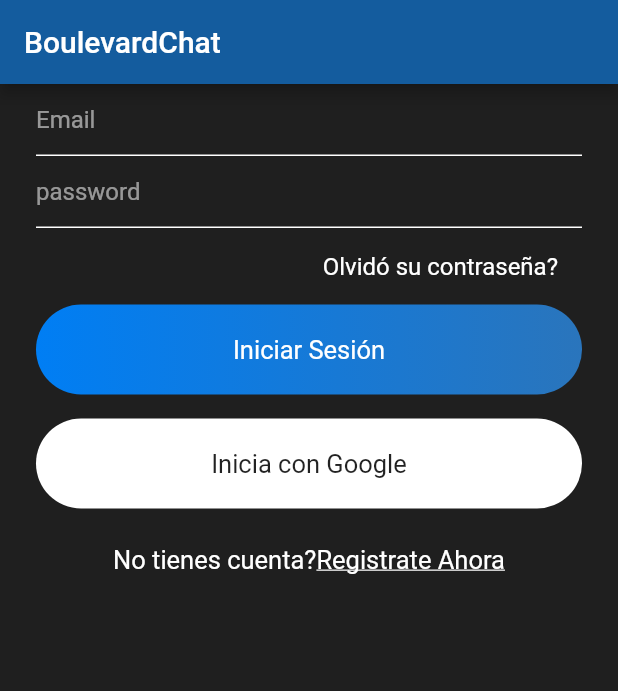
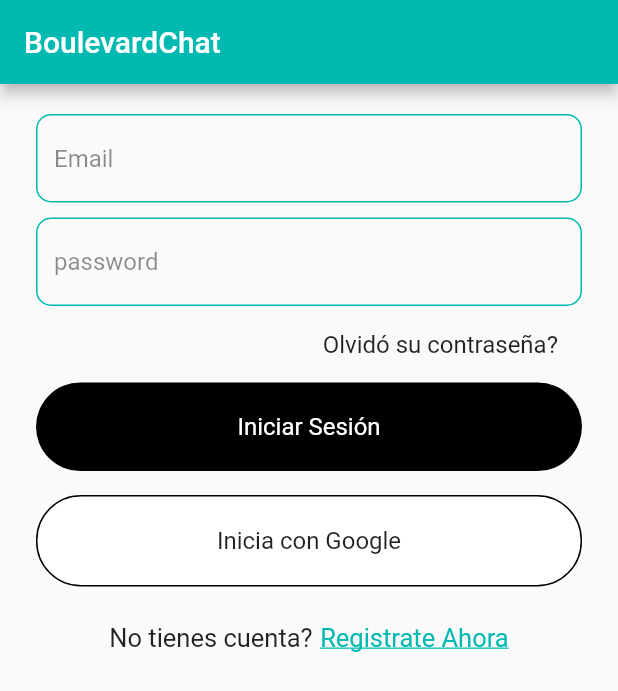
Before and after one commit to darevalo8/boulevardChat, a Flutter app: the screen it shows after launch, on a phone screen of 412 x 824 dp. Shown: the top 691 px of the screen. Run offline on Flutter 3.47's test engine with Material 2 defaults, Android fonts, the light colour scheme and no system bars; our stand-ins replace cloud_firestore, firebase_auth, firebase_core, shared_preferences; accounts and stored records are empty.

Commit message:
Diseño actualizado

```diff
--- a/lib/main.dart
+++ b/lib/main.dart
@@ -1,6 +1,7 @@
 import 'package:boulevard/src/helpers/authenticate.dart';
 import 'package:boulevard/src/helpers/helper_functions.dart';
 import 'package:boulevard/src/pages/chat_rooms_screen.dart';
+import 'package:boulevard/src/pages/signin.dart';
 import 'package:boulevard/src/routes/routes.dart';
 import 'package:firebase_core/firebase_core.dart';
 import 'package:flutter/material.dart';
@@ -39,12 +40,19 @@ class _MyAppState extends State<MyApp> {
     return MaterialApp(
       debugShowCheckedModeBanner: false,
       title: 'Boulevard',
-      theme: ThemeData(
-        primaryColor: Color(0xff145C9E),
-        scaffoldBackgroundColor: Color(0xff1F1F1F),
-        primarySwatch: Colors.blue,
-        visualDensity: VisualDensity.adaptivePlatformDensity,
+      theme: ThemeData.light().copyWith(
+        primaryColor: Color(0xff00b9b0),
+        accentColor: Color(0xff00b9b0),
       ),
+      // theme: ThemeData(
+      //   primaryColor: Color(0xff145C9E),
+      //   scaffoldBackgroundColor: Color(0xff1F1F1F),
+      //   primarySwatch: Colors.blue,
+      //   visualDensity: VisualDensity.adaptivePlatformDensity,
+      // ),
+
+      // home: SignIn(),
+
       home: userIsLoggedIn != null
           ? userIsLoggedIn ? ChatRooms() : AuthenticateHelper()
           : Container(
@@ -52,6 +60,7 @@ class _MyAppState extends State<MyApp> {
                 child: AuthenticateHelper(),
               ),
             ),
+
       // initialRoute: this.defaultHome,
       routes: applicationRoutes(),
     );
--- a/lib/src/pages/signin.dart
+++ b/lib/src/pages/signin.dart
@@ -70,6 +70,7 @@ class _SignInState extends State<SignIn> {
                   key: formKey,
                   child: Column(
                     children: [
+                      SizedBox(height: 20),
                       TextFormField(
                         validator: (value) {
                           String message;
@@ -84,6 +85,7 @@ class _SignInState extends State<SignIn> {
                         style: simpleTextStyle(),
                         decoration: textFieldInputDecoration("Email"),
                       ),
+                      SizedBox(height: 10),
                       TextFormField(
                           obscureText: true,
                           validator: (val) {
@@ -124,13 +126,16 @@ class _SignInState extends State<SignIn> {
                     padding: EdgeInsets.symmetric(vertical: 20),
                     decoration: BoxDecoration(
                         borderRadius: BorderRadius.circular(30),
-                        gradient: LinearGradient(colors: [
-                          const Color(0xff007EF4),
-                          const Color(0xff2A75BC)
-                        ])),
+                        color: Colors.black,
+                        // gradient: LinearGradient(colors: [
+                        //   const Color(0xff007EF4),
+                        //   const Color(0xff2A75BC)
+                        // ]),
+                        ),
                     child: Text(
                       "Iniciar Sesión",
-                      style: mediumTextStyle(),
+                      // style: mediumTextStyle(),
+                      style: TextStyle(color: Colors.white, fontSize: 16),
                     ),
                   ),
                 ),
@@ -144,10 +149,11 @@ class _SignInState extends State<SignIn> {
                   padding: EdgeInsets.symmetric(vertical: 20),
                   decoration: BoxDecoration(
                       borderRadius: BorderRadius.circular(30),
-                      color: Colors.white),
+                      color: Colors.white,
+                      border: Border.all(width: 1, color: Colors.black)),
                   child: Text(
                     "Inicia con Google",
-                    style: TextStyle(color: Colors.black87, fontSize: 17),
+                    style: TextStyle(color: Colors.black87, fontSize: 16),
                   ),
                 ),
                 SizedBox(
@@ -160,6 +166,7 @@ class _SignInState extends State<SignIn> {
                       'No tienes cuenta?',
                       style: mediumTextStyle(),
                     ),
+                    SizedBox(width: 5),
                     GestureDetector(
                       onTap: () {
                         widget.toggle();
@@ -170,7 +177,7 @@ class _SignInState extends State<SignIn> {
                         child: Text(
                           'Registrate Ahora',
                           style: TextStyle(
-                              color: Colors.white,
+                              color: Color(0xff00b9b0),
                               fontSize: 17,
                               decoration: TextDecoration.underline),
                         ),
--- a/lib/src/widgets/widgets.dart
+++ b/lib/src/widgets/widgets.dart
@@ -1,26 +1,33 @@
 import 'package:flutter/material.dart';
 
 Widget appBarMain(BuildContext context) {
-  return AppBar(
-    title: Text("BoulevardChat"),
-  );
+  return AppBar(title: Text("BoulevardChat"));
 }
 
 InputDecoration textFieldInputDecoration(String hintText) {
   return InputDecoration(
-      hintText: hintText,
-      hintStyle: TextStyle(color: Colors.white54),
-      focusedBorder: UnderlineInputBorder(
-        borderSide: BorderSide(color: Colors.white),
-      ),
-      enabledBorder:
-          UnderlineInputBorder(borderSide: BorderSide(color: Colors.white)));
+    hintText: hintText,
+    // hintStyle: TextStyle(color: Colors.white54),
+    hintStyle: TextStyle(color: Colors.black45),
+    // focusedBorder: UnderlineInputBorder(borderSide: BorderSide(color: Colors.white)),
+    // enabledBorder: UnderlineInputBorder(borderSide: BorderSide(color: Colors.white)),
+    enabledBorder: OutlineInputBorder(
+      borderRadius: BorderRadius.circular(10),
+      borderSide: BorderSide(color: Color(0xff00b9b0)),
+    ),
+    focusedBorder: OutlineInputBorder(
+      borderRadius: BorderRadius.circular(10),
+      borderSide: BorderSide(color: Color(0xff00b9b0)),
+    ),
+  );
 }
 
 TextStyle simpleTextStyle() {
-  return TextStyle(color: Colors.white, fontSize: 16);
+  // return TextStyle(color: Colors.white, fontSize: 16);
+  return TextStyle(color: Colors.black87, fontSize: 16);
 }
 
 TextStyle mediumTextStyle() {
-  return TextStyle(color: Colors.white, fontSize: 17);
+  // return TextStyle(color: Colors.white, fontSize: 17);
+  return TextStyle(color: Colors.black87, fontSize: 17);
 }
```
Also changed, not shown: lib/src/pages/chat_rooms_screen.dart (+18 -24 lines), lib/src/pages/coversation_screen.dart (+100 -96 lines), lib/src/pages/search.dart (+37 -48 lines), lib/src/pages/signup.dart (+16 -8 lines).
